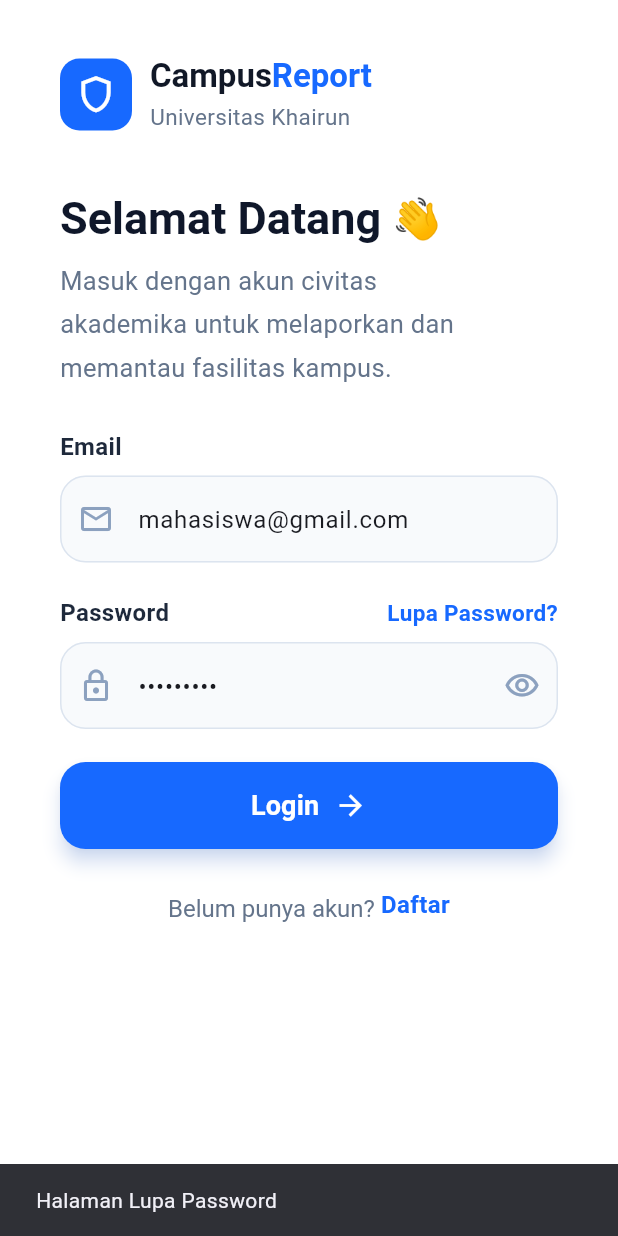
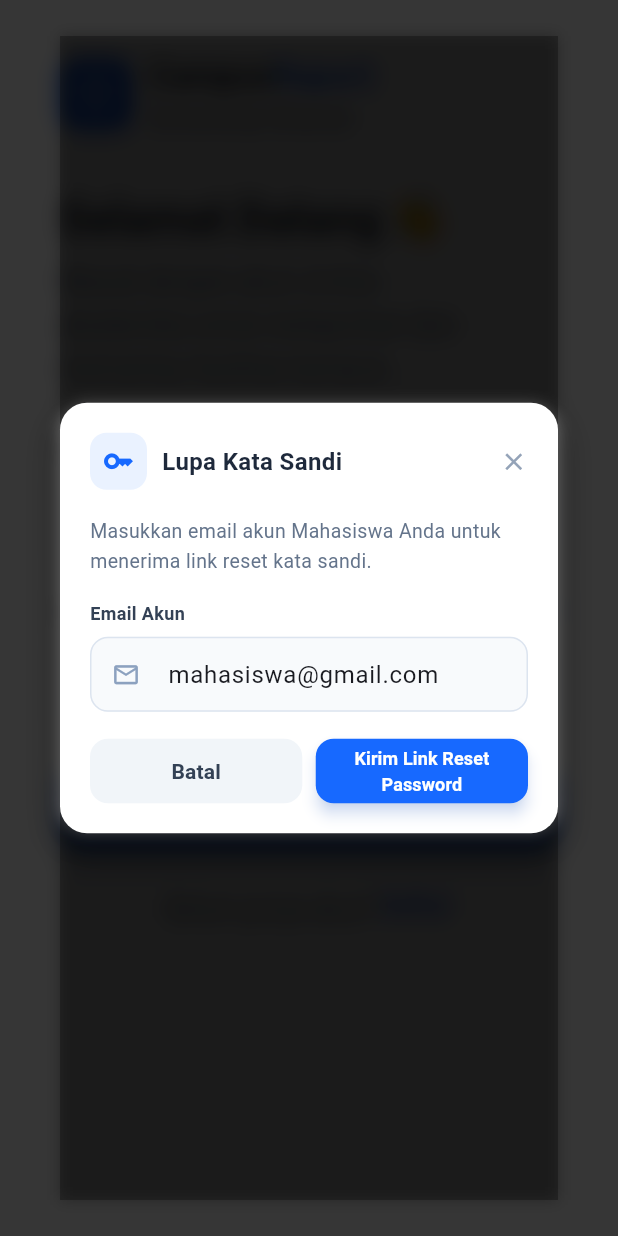
Before and after one commit to ekawati28/Projek-Mobile-, a Flutter app: the screen it shows after launch, after a tap on "Lupa Password?", on a phone screen of 412 x 824 dp. Run offline on Flutter 3.47's test engine with Material 3 defaults, Android fonts, the phone set to English and light mode, and no system bars; Roboto replaces fonts that are missing (Arial).

Commit message:
Menambahkan navigasi pada file register dan lupa_password

```diff
--- a/lib/views/auth/login_page.dart
+++ b/lib/views/auth/login_page.dart
@@ -1,5 +1,9 @@
 import 'package:flutter/material.dart';
 import 'register_page.dart';
+import 'lupa_password_page1.dart';
+import 'lupa_password_page2.dart';
+import 'lupa_password_page3.dart';
+
 
 class LoginPage extends StatefulWidget {
   LoginPage({super.key});
@@ -56,14 +60,20 @@ class _LoginPageState extends State<LoginPage> {
   }
 
   void forgotPassword() {
-    ScaffoldMessenger.of(context).showSnackBar(
-      const SnackBar(
-        content: Text(
-          'Halaman Lupa Password',
-        ),
-      ),
-    );
-  }
+    showForgotPasswordDialog(context);
+    showDialog(
+    context: context,
+    barrierColor: Colors.black54,
+    builder: (context) {
+      return const Dialog(
+        backgroundColor: Colors.transparent,
+        elevation: 0,
+        child: ForgotPasswordDialog(),
+      );
+    },
+  );
+}
+
 
   void register() {
     Navigator.push(
```
Also changed, not shown: lib/views/auth/lupa_password_page1.dart (+15 -7 lines), lib/views/auth/lupa_password_page2.dart (+9 -1 lines), lib/views/auth/lupa_password_page3.dart (+17 -1 lines).
